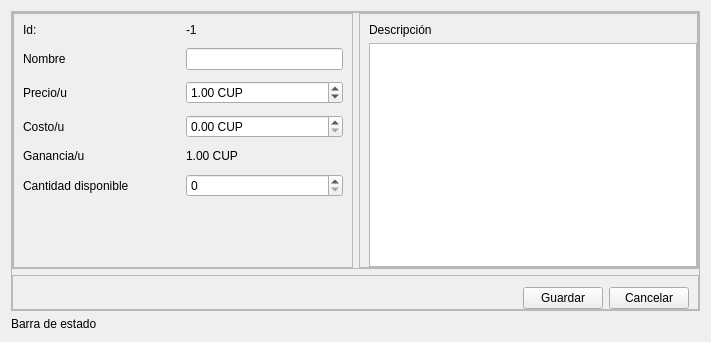
This is view/ui/product_form.ui in R0land013/blue-pos as Qt 5 draws it before an edit. The edited form follows.
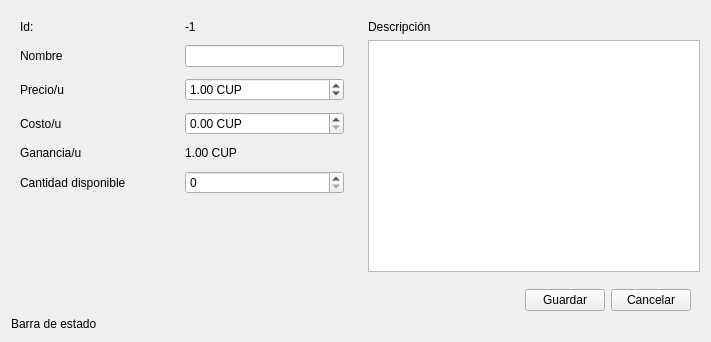
This is the edited form.

Commit message:
Style: Se eliminaron los bordes de los frames de la app
	Los bordes se mostraban en Gnome, pero en windows no se mostraban.

The edit to the form file:
```diff
--- a/view/ui/product_form.ui
+++ b/view/ui/product_form.ui
@@ -17,7 +17,7 @@
    <item>
     <widget class="QFrame" name="main_content_frame">
      <property name="frameShape">
-      <enum>QFrame::StyledPanel</enum>
+      <enum>QFrame::NoFrame</enum>
      </property>
      <property name="frameShadow">
       <enum>QFrame::Raised</enum>
@@ -38,7 +38,7 @@
       <item>
        <widget class="QFrame" name="other_frame">
         <property name="frameShape">
-         <enum>QFrame::StyledPanel</enum>
+         <enum>QFrame::NoFrame</enum>
         </property>
         <property name="frameShadow">
          <enum>QFrame::Raised</enum>
@@ -59,7 +59,7 @@
          <item>
           <widget class="QFrame" name="frame">
            <property name="frameShape">
-            <enum>QFrame::StyledPanel</enum>
+            <enum>QFrame::NoFrame</enum>
            </property>
            <property name="frameShadow">
             <enum>QFrame::Raised</enum>
@@ -207,7 +207,7 @@
          <item>
           <widget class="QFrame" name="frame_2">
            <property name="frameShape">
-            <enum>QFrame::StyledPanel</enum>
+            <enum>QFrame::NoFrame</enum>
            </property>
            <property name="frameShadow">
             <enum>QFrame::Raised</enum>
@@ -245,7 +245,7 @@
       <item>
        <widget class="QFrame" name="frame_3">
         <property name="frameShape">
-         <enum>QFrame::StyledPanel</enum>
+         <enum>QFrame::NoFrame</enum>
         </property>
         <property name="frameShadow">
          <enum>QFrame::Raised</enum>
```
The commit also changes 20 other files.
